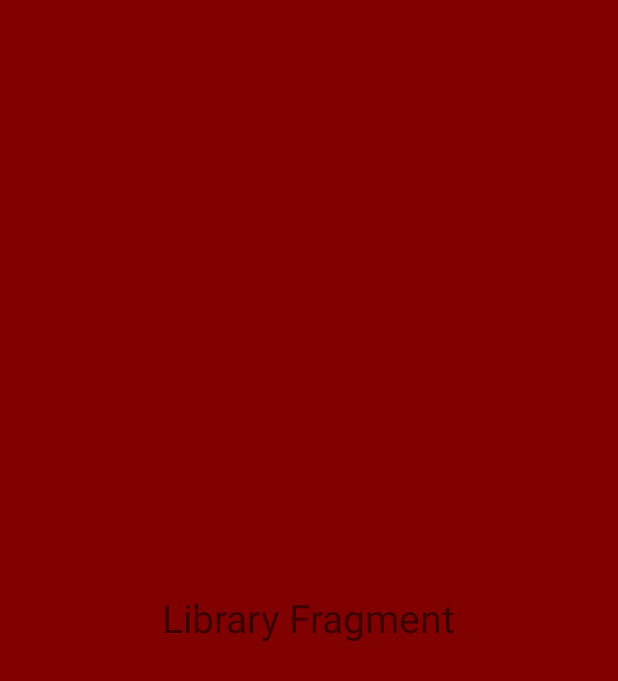
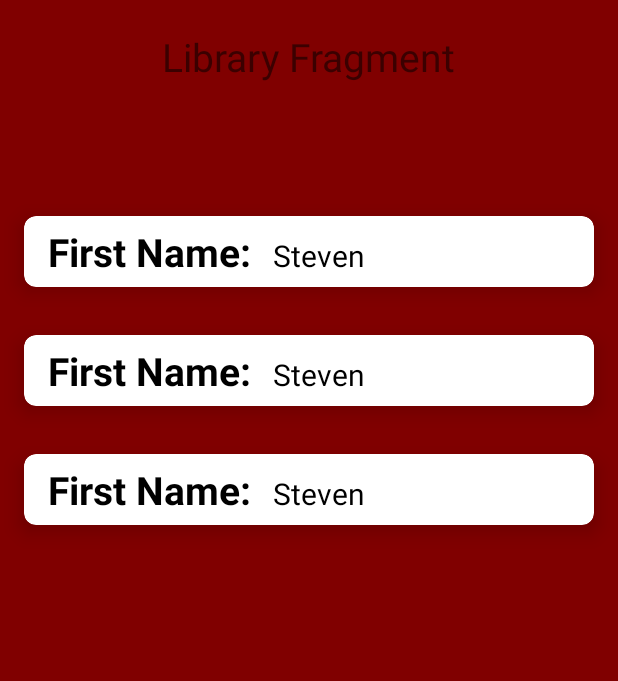
Before and after one commit to liusteven2/3D_Printer_1, an Android app: the layout fragment_library.xml on its own in the app's theme, with its tools: preview values and no code run, on a phone screen of 412 x 824 dp. Shown: the top 681 px of the screen. Run offline under Robolectric (Android 15) with nearby library versions, the phone set to English and light mode, and no system bars.

Commit message:
Somewhat communicating between fragments

```diff
--- a/app/build.gradle
+++ b/app/build.gradle
@@ -1,6 +1,7 @@
 plugins {
     id 'com.android.application'
     id 'org.jetbrains.kotlin.android'
+    id 'com.google.gms.google-services'
 }
 
 android {
@@ -36,6 +37,10 @@ android {
 }
 
 dependencies {
+    implementation 'com.google.firebase:firebase-database-ktx:20.1.0'
+    def fragment_version = "1.5.3"
+    // Kotlin
+    implementation "androidx.fragment:fragment-ktx:$fragment_version"
 
     implementation 'androidx.core:core-ktx:1.7.0'
     implementation 'androidx.appcompat:appcompat:1.5.1'
--- a/app/src/main/java/com/example/a3d_printer_1/Home.kt
+++ b/app/src/main/java/com/example/a3d_printer_1/Home.kt
@@ -25,7 +25,7 @@ class Home : Fragment() {
             bundle.putString("data",input)
             val fragment = Formatting()
             fragment.arguments = bundle
-            childFragmentManager?.beginTransaction()?.replace(R.id.bottomNavigationView,fragment)?.commit()
+            fragmentManager?.beginTransaction()?.replace(R.id.frame_layout,fragment)?.commit()
         }
             return view
     }
--- a/app/src/main/java/com/example/a3d_printer_1/MainActivity.kt
+++ b/app/src/main/java/com/example/a3d_printer_1/MainActivity.kt
@@ -15,6 +15,7 @@ class MainActivity : AppCompatActivity() {
         binding = ActivityMainBinding.inflate(layoutInflater)
         setContentView(binding.root)
         replaceFragment(Home())
+        supportFragmentManager.beginTransaction().replace(R.id.frame_layout,Home()).commit()
         binding.bottomNavigationView.setOnItemSelectedListener {
 
             when(it.itemId) {
--- /dev/null
+++ b/app/src/main/java/com/example/a3d_printer_1/User.kt
@@ -0,0 +1,3 @@
+package com.example.a3d_printer_1
+
+data class User(var firstName: String?=null)
--- a/app/src/main/res/layout/fragment_library.xml
+++ b/app/src/main/res/layout/fragment_library.xml
@@ -12,6 +12,15 @@
         android:layout_height="wrap_content"
         android:text="Library Fragment"
         android:textSize="26dp"
-        android:layout_gravity="center"/>
+        android:layout_marginTop="20dp"
+        android:layout_gravity="center_horizontal"/>
+
+    <androidx.recyclerview.widget.RecyclerView
+        android:id="@+id/userList"
+        android:layout_width="match_parent"
+        android:layout_height="647dp"
+        android:layout_gravity="center"
+        android:layout_marginTop="40dp"
+        tools:listitem="@layout/user_item"/>
 
 </FrameLayout>
--- /dev/null
+++ b/app/src/main/res/layout/user_item.xml
@@ -0,0 +1,44 @@
+<?xml version="1.0" encoding="utf-8"?>
+<androidx.cardview.widget.CardView xmlns:android="http://schemas.android.com/apk/res/android"
+    android:layout_width="match_parent"
+    android:layout_height="wrap_content"
+    xmlns:app="http://schemas.android.com/apk/res-auto"
+    app:cardElevation="8dp"
+    app:cardCornerRadius="8dp"
+    android:layout_margin="16dp">
+
+    <LinearLayout
+        android:layout_width="wrap_content"
+        android:layout_height="wrap_content"
+        android:layout_marginStart="16dp"
+        android:layout_marginVertical="6dp"
+        android:orientation="vertical">
+
+        <LinearLayout
+            android:layout_width="wrap_content"
+            android:layout_height="wrap_content"
+            android:layout_gravity="center_vertical"
+            android:orientation="horizontal">
+
+            <TextView
+                android:layout_width="wrap_content"
+                android:layout_height="wrap_content"
+                android:text="First Name: "
+                android:textColor="@color/black"
+                android:textSize="26sp"
+                android:textStyle="bold"/>
+
+            <TextView
+                android:id="@+id/tvfirstName"
+                android:layout_width="wrap_content"
+                android:layout_height="wrap_content"
+                android:layout_marginStart="8dp"
+                android:text="Steven"
+                android:textColor="@color/black"
+                android:textSize="20sp"/>
+
+        </LinearLayout>
+
+    </LinearLayout>
+
+</androidx.cardview.widget.CardView>
--- a/build.gradle
+++ b/build.gradle
@@ -1,4 +1,8 @@
-// Top-level build file where you can add configuration options common to all sub-projects/modules.
+buildscript {
+    dependencies {
+        classpath 'com.google.gms:google-services:4.3.14'
+    }
+}// Top-level build file where you can add configuration options common to all sub-projects/modules.
 plugins {
     id 'com.android.application' version '7.2.2' apply false
     id 'com.android.library' version '7.2.2' apply false
```
Also changed, not shown: app/src/main/java/com/example/a3d_printer_1/Formatting.kt (+58 -54 lines), app/src/main/java/com/example/a3d_printer_1/MyAdapter.kt (added, +30 -0 lines), app/src/main/res/layout/activity_main.xml (+7 -0 lines), app/src/main/res/layout/fragment_home.xml (+42 -41 lines), 1 other file.
